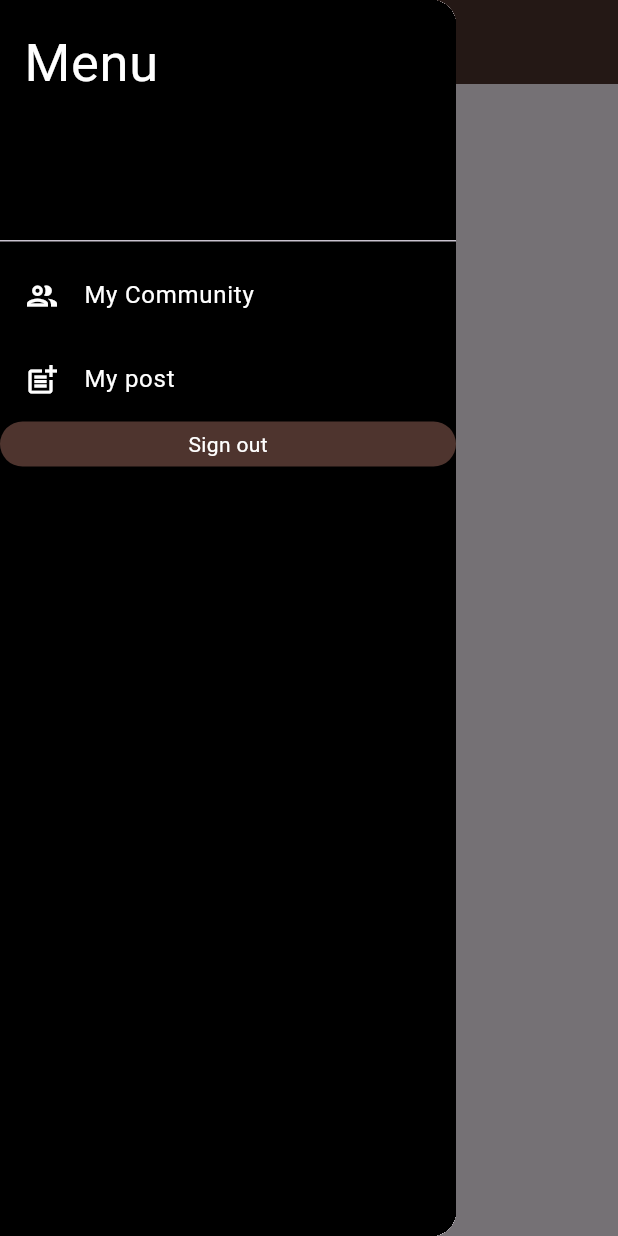
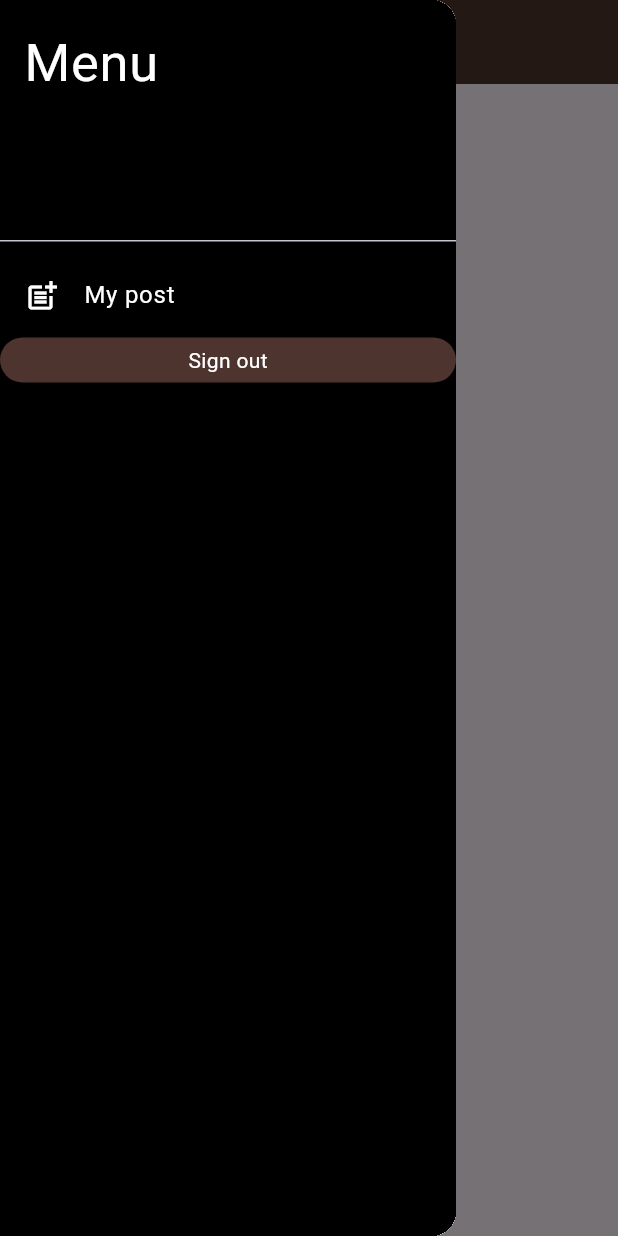
Before and after one commit to biraldh/Mboile_App_flutter, a Flutter app: the home screen opened directly, with the side drawer open, on a phone screen of 412 x 824 dp. Run offline on Flutter 3.47's test engine with Material 3 defaults, Android fonts, the phone set to English and light mode, and no system bars; our stand-ins replace cached_network_image, cloud_firestore, firebase_auth, firebase_core, firebase_storage, fluttertoast and 2 more; accounts and stored records are empty.

Commit message:
groupezapp

```diff
--- a/lib/pages/home.dart
+++ b/lib/pages/home.dart
@@ -38,13 +38,6 @@ class _homeState extends State<home> {
               const DrawerHeader(
                   child: Text("Menu",
                   style: TextStyle(fontSize: 35, color: Colors.white),)),
-              ListTile(
-                leading: const Icon(Icons.group_outlined, color: Colors.white,),
-                title: const Text("My Community", style: TextStyle(color: Colors.white),),
-                onTap: (){
-                  Navigator.pushNamed((context), "/usersCommunity");
-                },
-              ),
               ListTile(
                 leading: Icon(Icons.post_add, color: Colors.white,),
                 title: Text("My post", style: TextStyle(color: Colors.white),),
```
